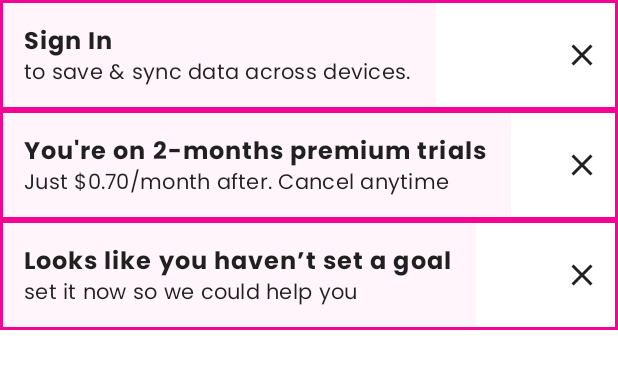
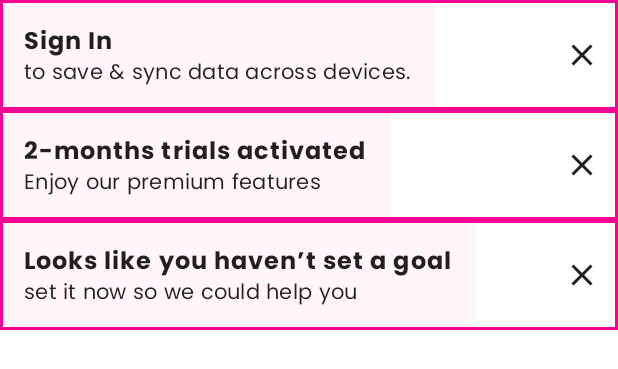
Before and after one commit to chathil/Dieter, an Android app built with Jetpack Compose: the @Preview function BannerPreview, on a phone screen of 412 x 824 dp. Shown: the top 369 px of the screen. Run offline under Robolectric (Android 15) with nearby library versions, the phone set to English and light mode, and no system bars; our stand-ins replace Firebase (no records; nobody signed in at launch, a user with empty details on screens opened directly), accompanist.

Commit message:
fix banner overflow

```diff
--- a/app/src/main/java/com/example/dieter/ui/screen/home/HomeScreen.kt
+++ b/app/src/main/java/com/example/dieter/ui/screen/home/HomeScreen.kt
@@ -536,11 +536,11 @@ private fun TrialBanner(modifier: Modifier = Modifier, onClose: () -> Unit = {})
                     .padding(16.dp)
             ) {
                 Text(
-                    "You're on 2-months premium trials",
+                    "2-months trials activated",
                     style = MaterialTheme.typography.subtitle2
                 )
                 Text(
-                    "Just $0.70/month after. Cancel anytime",
+                    "Enjoy our premium features",
                     style = MaterialTheme.typography.body2
                 )
             }
```
